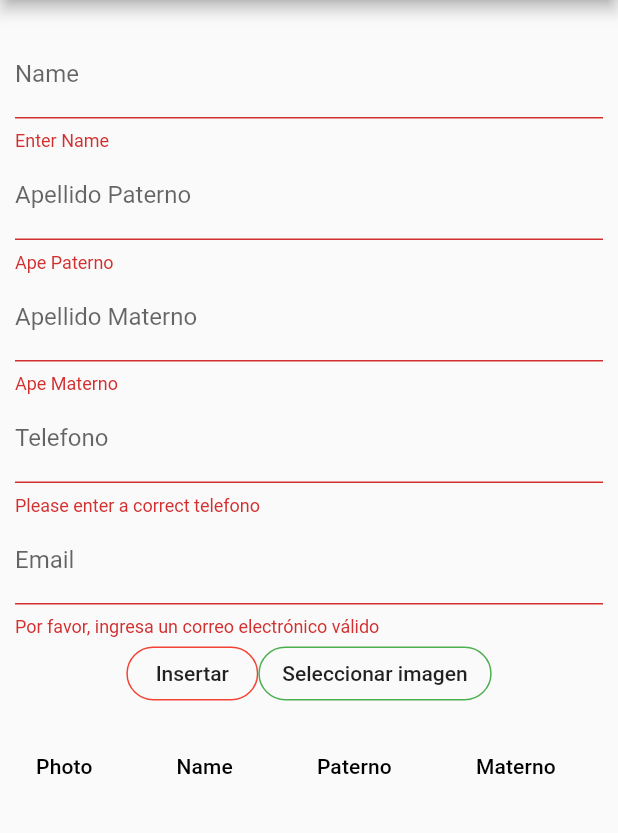
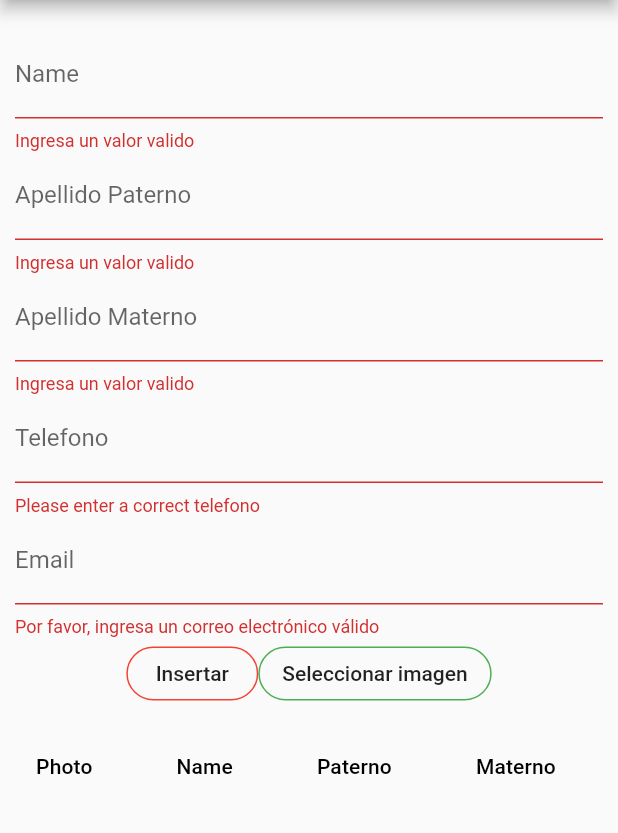
Before and after one commit to PatricioVargasR/sqlitedb2, a Flutter app: the HomePage screen opened directly, after a tap on "Insertar", on a phone screen of 412 x 824 dp, the part 84-917 px from its top. Run offline on Flutter 3.47's test engine with Material 2 defaults, Android fonts, the phone set to English and light mode, and no system bars; our stand-ins replace image_picker, local_auth, sqflite; accounts and stored records are empty.

Commit message:
MODIFY ALIGNMENT

```diff
--- a/lib/home_page.dart
+++ b/lib/home_page.dart
@@ -105,8 +105,15 @@ class _HomePageState extends State<HomePage> {
               decoration: const InputDecoration(
                 labelText: 'Name',
               ),
-              validator: (val) => val!.isEmpty ? 'Enter Name' : null,
-              onSaved: (val) => name = val!,
+              validator: (value) {
+                if (value!.isEmpty ||
+                    !RegExp(r"^[A-Za-z]+$")
+                        .hasMatch(value)) {
+                  return "Ingresa un valor valido";
+                }
+                return null;
+              },
+              onSaved: (value) => name = value,
             ),
             TextFormField(
               controller: apepaController,
@@ -114,8 +121,15 @@ class _HomePageState extends State<HomePage> {
               decoration: const InputDecoration(
                 labelText: 'Apellido Paterno',
               ),
-              validator: (val) => val!.isEmpty ? 'Ape Paterno' : null,
-              onSaved: (val) => apepa = val!,
+              validator: (value) {
+                if (value!.isEmpty ||
+                    !RegExp(r"^[A-Za-z]+$")
+                        .hasMatch(value)) {
+                  return "Ingresa un valor valido";
+                }
+                return null;
+              },
+              onSaved: (value) => apepa = value,
             ),
             TextFormField(
               controller: apemaController,
@@ -123,8 +137,15 @@ class _HomePageState extends State<HomePage> {
               decoration: const InputDecoration(
                 labelText: 'Apellido Materno',
               ),
-              validator: (val) => val!.isEmpty ? 'Ape Materno' : null,
-              onSaved: (val) => apema = val!,
+              validator: (value) {
+                if (value!.isEmpty ||
+                    !RegExp(r"^[A-Za-z]+$")
+                        .hasMatch(value)) {
+                  return "Ingresa un valor valido";
+                }
+                return null;
+              },
+              onSaved: (value) => apema = value,
             ),
             TextFormField(
               controller: telController,
@@ -133,7 +154,7 @@ class _HomePageState extends State<HomePage> {
                 labelText: 'Telefono',
               ),
               validator: (value) {
-                if (value!.isEmpty || value.length < 10) {
+                if (value!.isEmpty || value.length < 10 || !RegExp(r'^[0-9]+$').hasMatch(value)) {
                   return "Please enter a correct telefono";
                 }
                 return null;
--- a/lib/image_info.dart
+++ b/lib/image_info.dart
@@ -54,7 +54,7 @@ class _imageInfoState extends State<imageInfo> {
             Padding(
               padding: const EdgeInsets.all(8.0),
               child: Column(
-                crossAxisAlignment: CrossAxisAlignment.start,
+                crossAxisAlignment: CrossAxisAlignment.center,
                 children: <Widget>[
                   Container(
                     width: 170,
```
